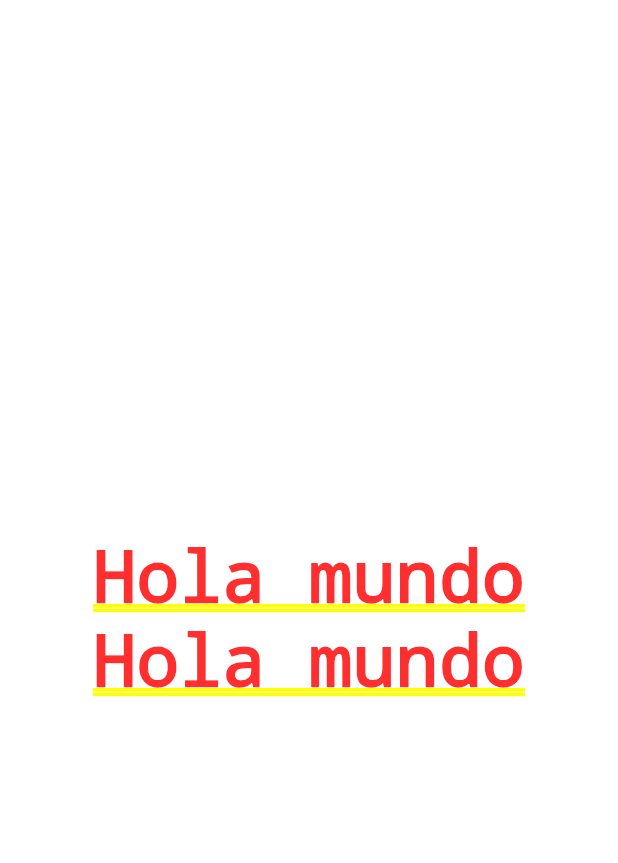
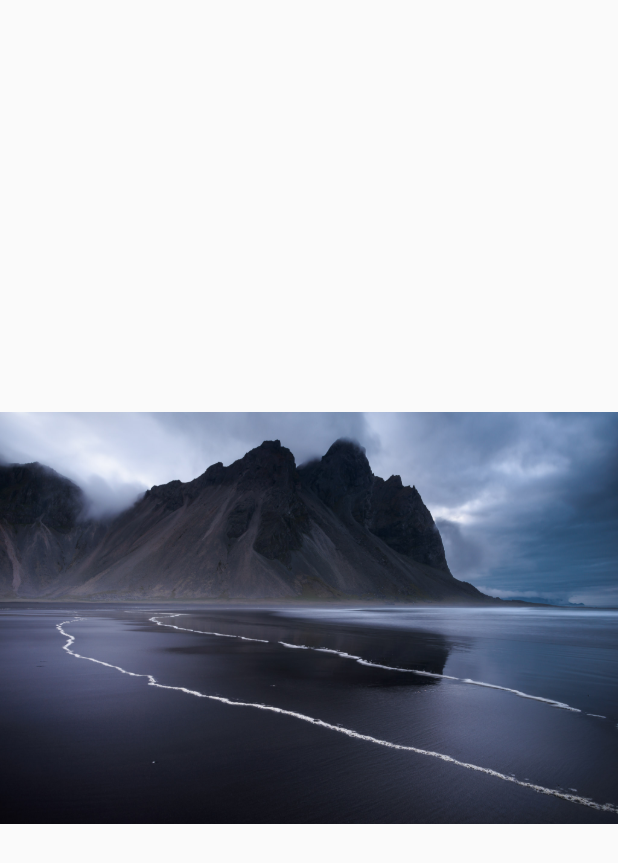
Before and after one commit to juanfranciscocis/Building_Layouts, a Flutter app: the screen it shows after launch, on a phone screen of 412 x 824 dp. Shown: the top 863 px of the screen. Run offline on Flutter 3.47's test engine with Material 2 defaults, Android fonts, the phone set to English and light mode, and no system bars.

Commit message:
BASIC DESIGN 1 AND DIRECTORIES

```diff
--- a/lib/main.dart
+++ b/lib/main.dart
@@ -1,5 +1,9 @@
+
+import 'package:flutter/material.dart';
+
+import 'package:building_layouts/screens/screens.dart';
 import 'package:building_layouts/widgets/widgets.dart';
-import 'package:flutter/material.dart';
+
 
 void main(){
   runApp(const MyApp());
@@ -15,7 +19,14 @@ class MyApp extends StatelessWidget{
     return MaterialApp(
       debugShowCheckedModeBanner: false,
       title: 'Material App',
-      home: TempHomeScreen()
+      initialRoute: 'basic_design',
+
+      routes: {
+        'basic_design': (context) => const BasicDesignScreen(),
+      },
+
+
+
     );
   }
 
--- /dev/null
+++ b/lib/screens/basic_design.dart
@@ -0,0 +1,14 @@
+import 'package:flutter/material.dart';
+
+class BasicDesignScreen extends StatelessWidget{
+  const BasicDesignScreen({Key? key}) : super(key: key);
+
+  @override
+  Widget build(BuildContext context) {
+    return const Scaffold(
+      body: Center(
+        child: Image(image: AssetImage('assets/landscape.jpg')),
+      ),
+    );
+  }
+}
--- /dev/null
+++ b/lib/screens/screens.dart
@@ -0,0 +1 @@
+export 'package:building_layouts/screens/basic_design.dart';
--- a/pubspec.yaml
+++ b/pubspec.yaml
@@ -58,8 +58,8 @@ flutter:
   uses-material-design: true
 
   # To add assets to your application, add an assets section, like this:
-  # assets:
-  #   - images/a_dot_burr.jpeg
+  assets:
+    - assets/
   #   - images/a_dot_ham.jpeg
 
   # An image asset can refer to one or more resolution-specific "variants", see
```
Also changed, not shown: assets/landscape.jpg (added).
